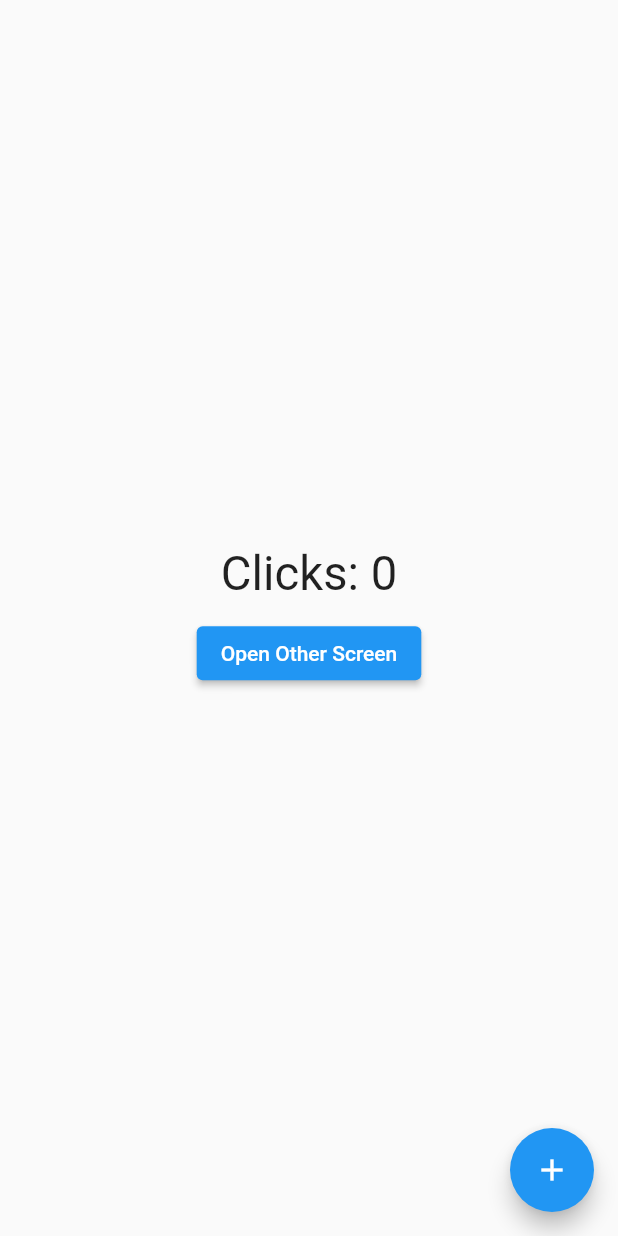
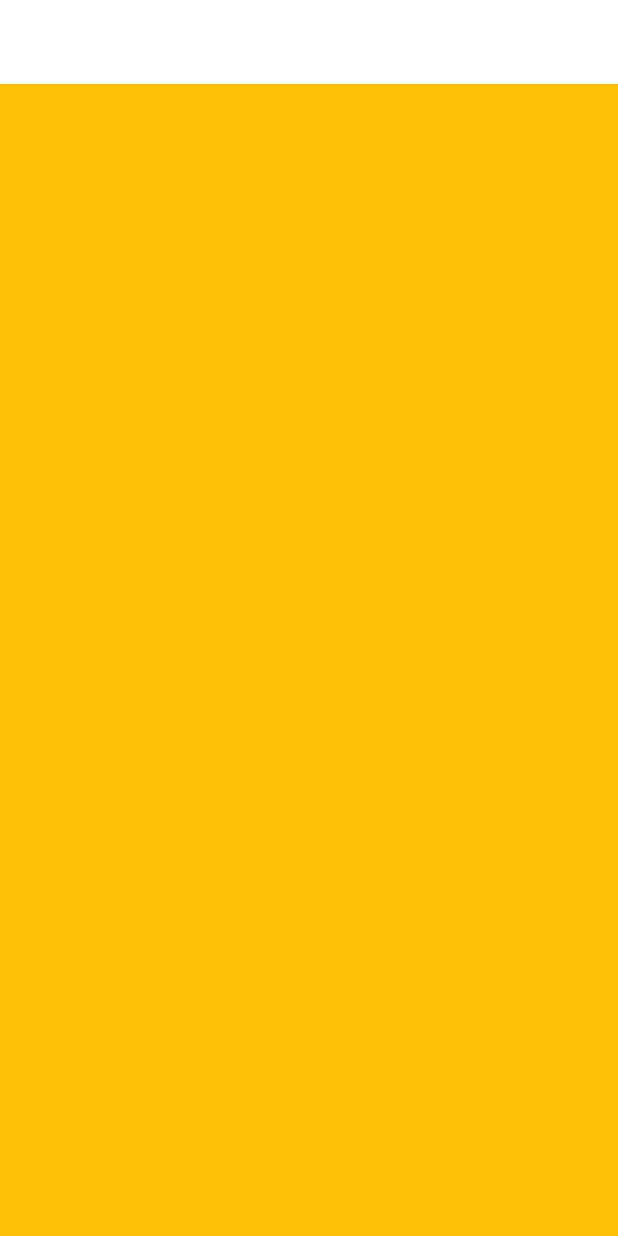
Before and after one commit to sumitpandey12/my_portfolio, a Flutter app: the screen it shows after launch, on a phone screen of 412 x 824 dp. Run offline on Flutter 3.47's test engine with Material 2 defaults, Android fonts, the phone set to English and light mode, and no system bars; our stand-ins replace get, google_fonts.

```diff
--- /dev/null
+++ b/lib/helper/responssiveness.dart
@@ -0,0 +1,33 @@
+import 'package:flutter/widgets.dart';
+
+const int largetScreenSize = 1366;
+const int mediumScreenSize = 768;
+const int smallScreenSize = 460;
+
+class ResponsiveWidgets extends StatelessWidget {
+  final Widget largeScreen;
+  final Widget smallScreen;
+  const ResponsiveWidgets(
+      {Key? key, required this.largeScreen, required this.smallScreen})
+      : super(key: key);
+
+  static bool isSmallScreen(BuildContext context) =>
+      MediaQuery.of(context).size.width < smallScreenSize;
+
+  static bool islargeScreen(BuildContext context) =>
+      MediaQuery.of(context).size.width > mediumScreenSize;
+
+  @override
+  Widget build(BuildContext context) {
+    return LayoutBuilder(builder: (context, constraints) {
+      double _width = constraints.maxWidth;
+      if (_width > smallScreenSize) {
+        return largeScreen;
+      } else if (_width <= smallScreenSize) {
+        return smallScreen;
+      } else {
+        return smallScreen;
+      }
+    });
+  }
+}
--- /dev/null
+++ b/lib/layout.dart
@@ -0,0 +1,22 @@
+import 'package:flutter/material.dart';
+import 'package:my_portfolio/helper/responssiveness.dart';
+import 'package:my_portfolio/pages/largeScreen.dart';
+import 'package:my_portfolio/pages/smallScreen.dart';
+
+class SiteLayout extends StatelessWidget {
+  const SiteLayout({Key? key}) : super(key: key);
+
+  @override
+  Widget build(BuildContext context) {
+    return Scaffold(
+      appBar: AppBar(
+        backgroundColor: Colors.white,
+        elevation: 0,
+      ),
+      body: ResponsiveWidgets(
+        largeScreen: LargeScreen(),
+        smallScreen: SmallScreen(),
+      ),
+    );
+  }
+}
--- a/lib/main.dart
+++ b/lib/main.dart
@@ -1,5 +1,6 @@
 import 'package:flutter/material.dart';
-import 'package:my_portfolio/pages/home.dart';
+import 'package:google_fonts/google_fonts.dart';
+import 'package:my_portfolio/layout.dart';
 import 'package:get/get.dart';
 
 void main() {
@@ -13,11 +14,20 @@ class MyApp extends StatelessWidget {
   @override
   Widget build(BuildContext context) {
     return GetMaterialApp(
-      title: 'Flutter Demo',
+      title: 'Portfolio',
       theme: ThemeData(
-        primarySwatch: Colors.blue,
+        scaffoldBackgroundColor: Colors.white,
+        textTheme: GoogleFonts.mulishTextTheme(Theme.of(context).textTheme)
+            .apply(bodyColor: Colors.black),
+        pageTransitionsTheme: const PageTransitionsTheme(builders: {
+          TargetPlatform.android: FadeUpwardsPageTransitionsBuilder(),
+          TargetPlatform.iOS: FadeUpwardsPageTransitionsBuilder(),
+          TargetPlatform.linux: FadeUpwardsPageTransitionsBuilder(),
+          TargetPlatform.macOS: FadeUpwardsPageTransitionsBuilder()
+        }),
+        primaryColor: Colors.blue,
       ),
-      home: MyHome(),
+      home: SiteLayout(),
     );
   }
 }
--- a/lib/pages/home.dart
+++ /dev/null
@@ -1,39 +0,0 @@
-import 'package:flutter/material.dart';
-import 'package:my_portfolio/pages/other.dart';
-import 'package:velocity_x/velocity_x.dart';
-import 'package:get/get.dart';
-
-import '../controller/counterController.dart';
-
-class MyHome extends StatelessWidget {
-  MyHome({Key? key}) : super(key: key);
-
-  final CounterContoller counterContoller = Get.put(CounterContoller());
-
-  @override
-  Widget build(BuildContext context) {
-    return Scaffold(
-      body: Center(
-        child: Obx(
-          (() => Column(mainAxisAlignment: MainAxisAlignment.center, children: [
-                "Clicks: ${counterContoller.counter.value}".text.xl4.make(),
-                const SizedBox(
-                  height: 10,
-                ),
-                ElevatedButton(
-                    onPressed: () {
-                      Get.to(OtherScreen());
-                    },
-                    child: "Open Other Screen".text.make())
-              ])),
-        ),
-      ),
-      floatingActionButton: FloatingActionButton(
-        onPressed: () {
-          counterContoller.increament();
-        },
-        child: Icon(Icons.add),
-      ),
-    );
-  }
-}
--- /dev/null
+++ b/lib/pages/smallScreen.dart
@@ -0,0 +1,12 @@
+import 'package:flutter/material.dart';
+
+class SmallScreen extends StatelessWidget {
+  SmallScreen({Key? key}) : super(key: key);
+  @override
+  Widget build(BuildContext context) {
+    return Container(
+      constraints: BoxConstraints.expand(),
+      color: Colors.amber,
+    );
+  }
+}
--- a/pubspec.yaml
+++ b/pubspec.yaml
@@ -31,6 +31,7 @@ dependencies:
     sdk: flutter
   velocity_x: ^3.5.1
   get: ^4.6.5
+  google_fonts: ^3.0.1
 
 
   # The following adds the Cupertino Icons font to your application.
```
Also changed, not shown: lib/pages/largeScreen.dart (added, +21 -0 lines), lib/pages/other.dart (deleted, +0 -32 lines), pubspec.lock, 1 other file.
